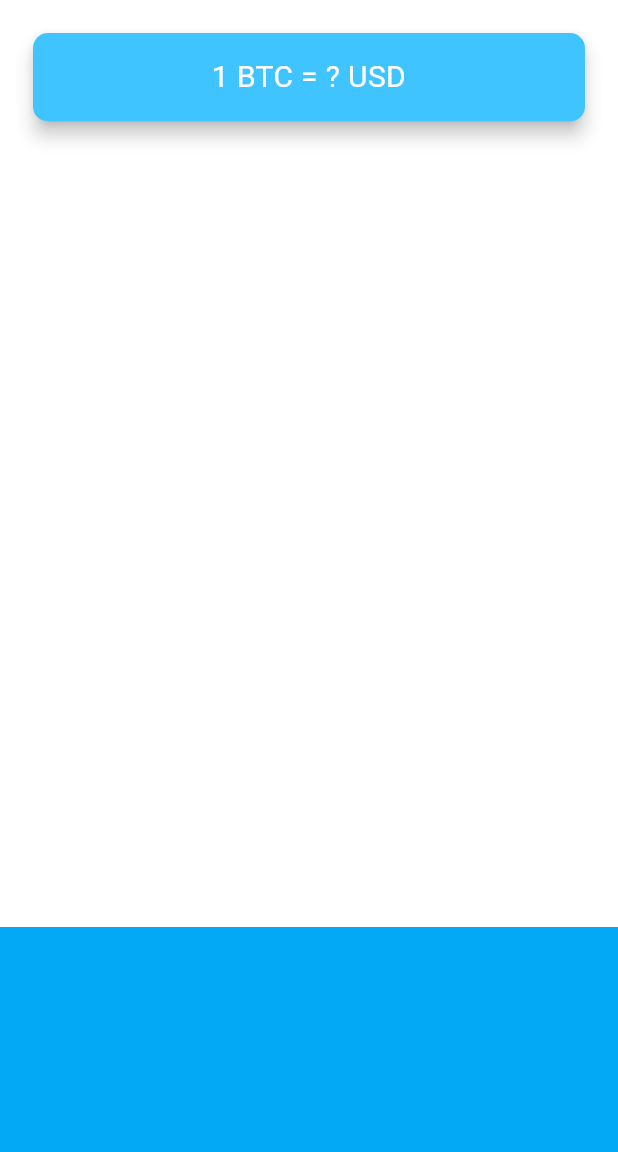
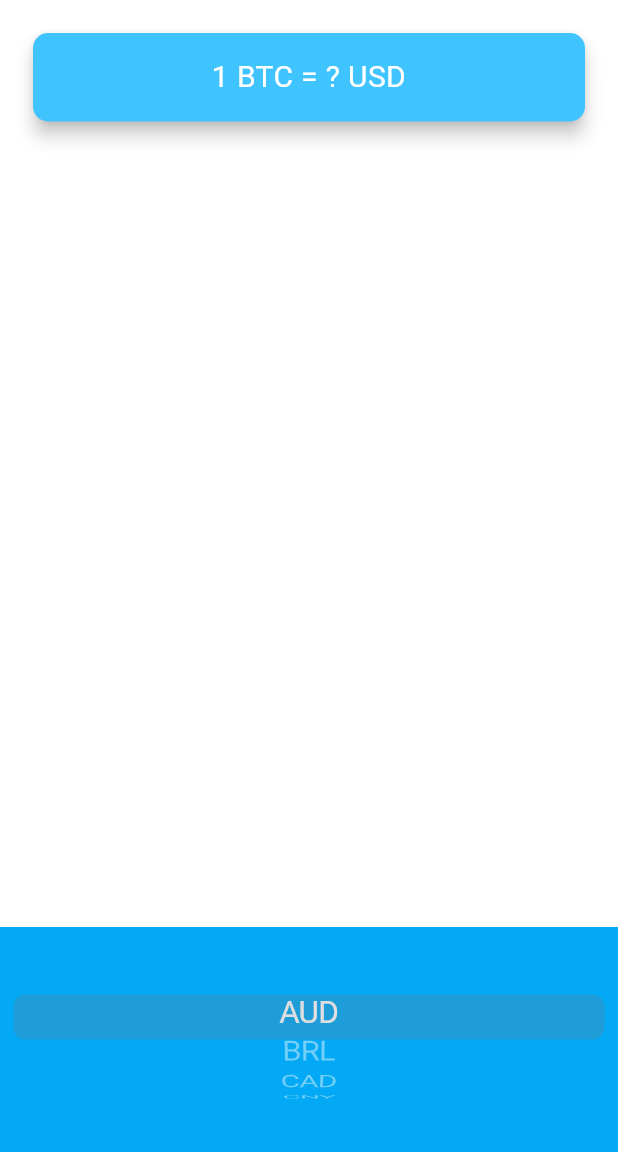
Before and after one commit to Jeff191997/bitcoin_ticker, a Flutter app: the screen it shows after launch, on a phone screen of 412 x 824 dp, the part 84-1236 px from its top. Run offline on Flutter 3.47's test engine with Material 3 defaults, Android fonts, the phone set to English and light mode, and no system bars.

Commit message:
Built DropdownList Or CupertinoPicker

```diff
--- a/lib/price_screen.dart
+++ b/lib/price_screen.dart
@@ -1,4 +1,6 @@
 import 'package:flutter/material.dart';
+import 'package:flutter/cupertino.dart';
+import 'coin_data.dart';
 
 class PriceScreen extends StatefulWidget {
   const PriceScreen({super.key});
@@ -8,25 +10,52 @@ class PriceScreen extends StatefulWidget {
 }
 
 class _PriceScreenState extends State<PriceScreen> {
+  String? selectedCurrency = 'USD';
+
+  List<DropdownMenuItem> getDropdownItems() {
+    List<DropdownMenuItem<String>> dropdownItems = [];
+
+    for (String currency in currenciesList) {
+      DropdownMenuItem<String> newItem = DropdownMenuItem(
+        value: currency,
+        child: Text(currency),
+      );
+      dropdownItems.add(newItem);
+    }
+
+    return dropdownItems;
+  }
+
+  List<Widget> getPickerItems() {
+    List<Text> pickerItems = [];
+
+    for (String currency in currenciesList) {
+      Text newPickerItem = Text(currency);
+      pickerItems.add(newPickerItem);
+    }
+
+    return pickerItems;
+  }
+
   @override
   Widget build(BuildContext context) {
     return Scaffold(
       appBar: AppBar(
-        title: Text('🤑Coin Ticker'),
+        title: const Text('🤑Coin Ticker'),
       ),
       body: Column(
         mainAxisAlignment: MainAxisAlignment.spaceBetween,
         crossAxisAlignment: CrossAxisAlignment.stretch,
         children: <Widget>[
           Padding(
-            padding: EdgeInsets.fromLTRB(18.0, 18.0, 18.0, 0.0),
+            padding: const EdgeInsets.fromLTRB(18.0, 18.0, 18.0, 0.0),
             child: Card(
               color: Colors.lightBlueAccent,
               elevation: 5.0,
               shape: RoundedRectangleBorder(
                 borderRadius: BorderRadius.circular(10.0),
               ),
-              child: Padding(
+              child: const Padding(
                 padding: EdgeInsets.symmetric(vertical: 15.0, horizontal: 28.0),
                 child: Text(
                   '1 BTC = ? USD',
@@ -38,12 +67,31 @@ class _PriceScreenState extends State<PriceScreen> {
           ),
           Container(
             height: 150.0,
-            padding: EdgeInsets.only(bottom: 30.0),
+            alignment: Alignment.center,
+            padding: const EdgeInsets.only(bottom: 30.0),
             color: Colors.lightBlue,
-            child: null,
-          )
+            child: CupertinoPicker(
+              useMagnifier: false,
+              backgroundColor: Colors.lightBlue,
+              itemExtent: 30,
+              onSelectedItemChanged: (selectedIndex) {
+                print(selectedIndex);
+              },
+              children: getPickerItems(),
+            ),
+          ),
         ],
       ),
     );
   }
 }
+
+// DropdownButton(
+// value: selectedCurrency,
+// items: getDropdownItems(),
+// onChanged: (value) {
+// setState(() {
+// selectedCurrency = value;
+// });
+// },
+// ),
```
